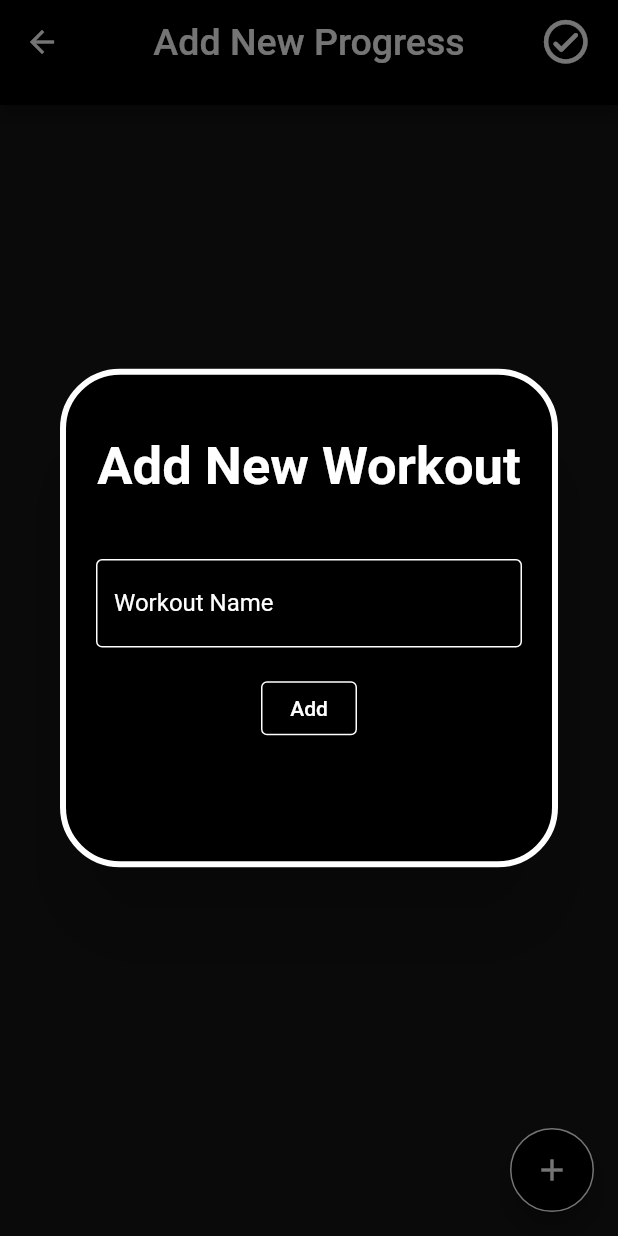
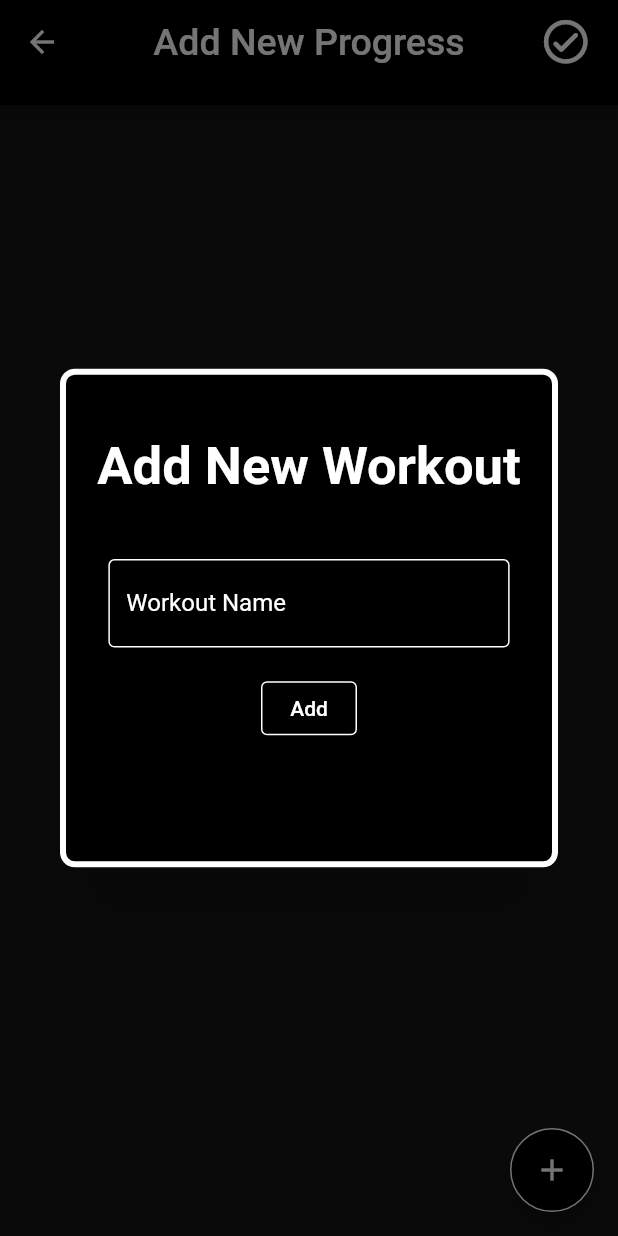
Before and after one commit to thenoisyninga/the_workout_app, a Flutter app: the AddNewProgress screen opened by its route, after a tap on the "add" icon, on a phone screen of 412 x 824 dp. Run offline on Flutter 3.47's test engine with Material 2 defaults, Android fonts, the phone set to English and light mode, and no system bars; our stand-ins replace auto_size_text, flutter_image_slideshow, shared_preferences, sqflite; accounts and stored records are empty.

```diff
--- a/lib/pages/add_new_progress.dart
+++ b/lib/pages/add_new_progress.dart
@@ -170,7 +170,7 @@ class _AddNewProgressState extends State<AddNewProgress> {
                                 color: Colors.white,
                                 width: 4,
                               ),
-                              borderRadius: BorderRadius.circular(40)),
+                              borderRadius: BorderRadius.circular(10)),
                           content: Container(
                             height: h * 35,
                             width: w * 70,
@@ -186,7 +186,9 @@ class _AddNewProgressState extends State<AddNewProgress> {
                                       fontWeight: FontWeight.bold),
                                 ),
                                 SizedBox(height: h*5,),
-                                TextField(
+                                Padding(
+                                  padding: EdgeInsets.fromLTRB(w*2, 0, w*2, 0),
+                                  child: TextField(
                                       style: TextStyle(
                                         color: Colors.white,
                                       ),
@@ -209,6 +211,7 @@ class _AddNewProgressState extends State<AddNewProgress> {
                                           ),
                                           labelStyle:
                                               TextStyle(color: Colors.white))),
+                                ),
                                 SizedBox(height: h*2,),
                                 TextButton(
                                     style: TextButton.styleFrom(
```
Also changed, not shown: lib/data_management/database_operations.dart (+23 -2 lines), lib/data_representatioin/graph_from_data.dart (added, +11 -0 lines), lib/pages/progress_analytics.dart (+11 -0 lines). Lines whose indentation alone changed are shown as unchanged.
